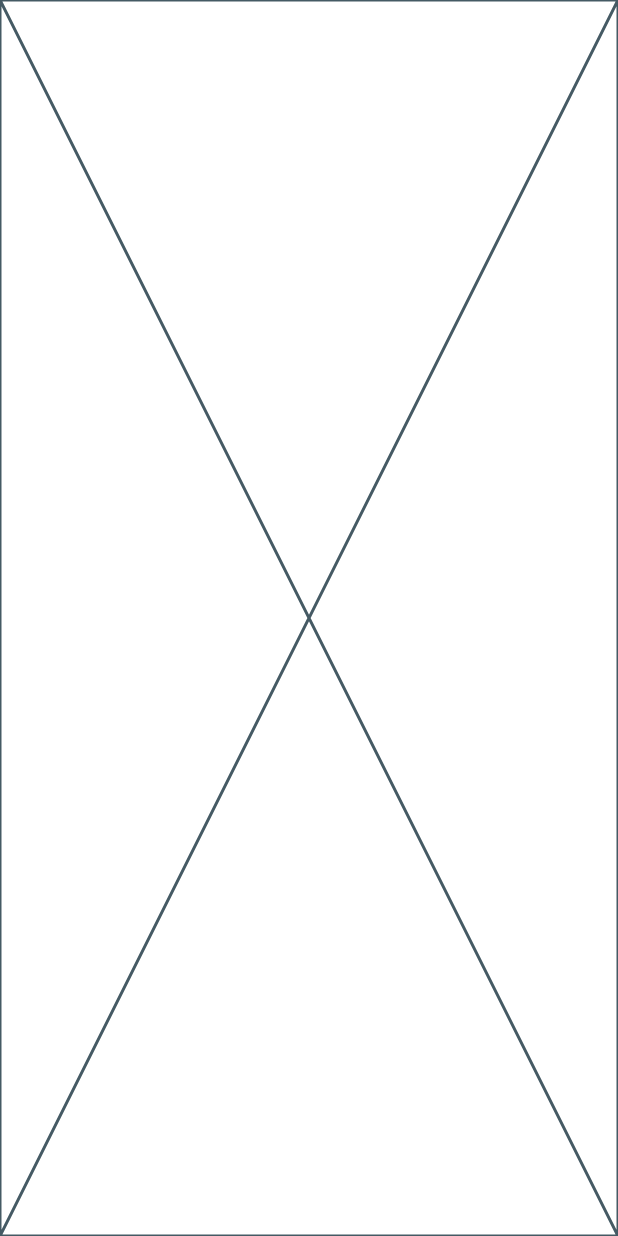
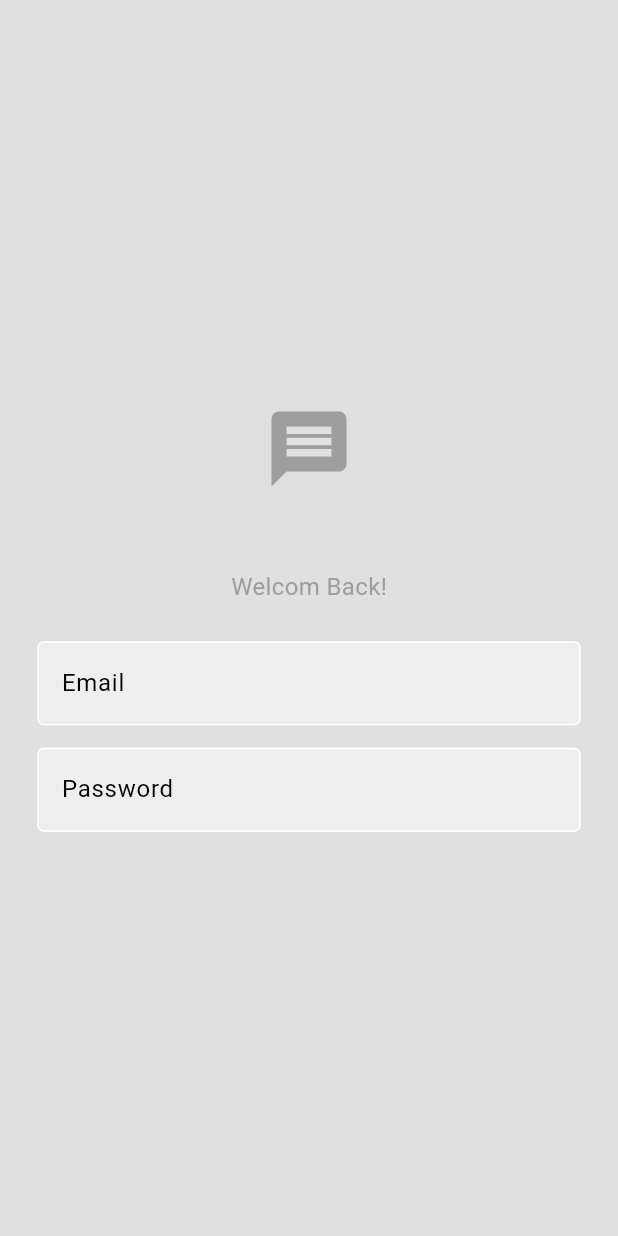
Before and after one commit to SamiDev016/Chat-Application, a Flutter app: the screen it shows after launch, on a phone screen of 412 x 824 dp. Run offline on Flutter 3.47's test engine with Material 3 defaults, Android fonts, the phone set to English and light mode, and no system bars.

Commit message:
login page ... still going

```diff
--- /dev/null
+++ b/lib/components/my_textField.dart
@@ -0,0 +1,28 @@
+import 'package:flutter/material.dart';
+
+class MyTextField extends StatelessWidget {
+  final String title;
+  const MyTextField({super.key,required this.title});
+
+  @override
+  Widget build(BuildContext context) {
+    return Padding(
+      padding: const EdgeInsets.symmetric(horizontal: 25),
+      child: TextField(
+        decoration: InputDecoration(
+          enabledBorder: OutlineInputBorder(
+            borderSide: BorderSide(color: Theme.of(context).colorScheme.tertiary)
+          ),
+          focusedBorder: OutlineInputBorder(
+            borderSide: BorderSide(color: Theme.of(context).colorScheme.primary)
+          ),
+          fillColor: Theme.of(context).colorScheme.secondary,
+          filled: true,
+          hintText: title,
+
+
+        ),
+      ),
+    );
+  }
+}
--- a/lib/login_page.dart
+++ /dev/null
@@ -1,10 +0,0 @@
-import 'package:flutter/material.dart';
-
-class LoginPage extends StatelessWidget {
-  const LoginPage({super.key});
-
-  @override
-  Widget build(BuildContext context) {
-    return const Placeholder();
-  }
-}
--- a/lib/main.dart
+++ b/lib/main.dart
@@ -1,6 +1,7 @@
+import 'package:chat_app/theme/light_theme.dart';
 import 'package:flutter/material.dart';
 
-import 'login_page.dart';
+import 'pages/login_page.dart';
 
 void main() {
   runApp(const MyApp());
@@ -9,11 +10,11 @@ void main() {
 class MyApp extends StatelessWidget {
   const MyApp({super.key});
 
-  // This widget is the root of your application.
   @override
   Widget build(BuildContext context) {
     return MaterialApp(
       debugShowCheckedModeBanner: false,
+      theme: lightMode,
       home: const LoginPage(),
     );
   }
--- /dev/null
+++ b/lib/pages/login_page.dart
@@ -0,0 +1,53 @@
+import 'package:chat_app/components/my_textField.dart';
+import 'package:flutter/material.dart';
+
+class LoginPage extends StatelessWidget {
+  const LoginPage({super.key});
+
+  @override
+  Widget build(BuildContext context) {
+    return Scaffold(
+      backgroundColor: Theme.of(context).colorScheme.background,
+      body: Center(
+        child: Column(
+          mainAxisAlignment: MainAxisAlignment.center,
+          children: [
+            //logo
+            Icon(
+              Icons.message,
+              size: 60,
+              color: Theme.of(context).colorScheme.primary,
+            ),
+            //welcome back message
+            const SizedBox(
+              height: 50,
+            ),
+            Text(
+              "Welcom Back!",
+              style: TextStyle(
+                  fontSize: 16, color: Theme.of(context).colorScheme.primary),
+            ),
+            const SizedBox(
+              height: 25,
+            ),
+            //email textField
+            const MyTextField(
+              title: "Email",
+            ),
+            //pw textField
+            const SizedBox(
+              height: 15,
+            ),
+            const MyTextField(
+              title: "Password",
+            ),
+
+            //login button
+
+            //register now
+          ],
+        ),
+      ),
+    );
+  }
+}
--- /dev/null
+++ b/lib/theme/light_theme.dart
@@ -0,0 +1,12 @@
+import 'package:flutter/material.dart';
+
+ThemeData lightMode = ThemeData(
+  colorScheme: ColorScheme.light(
+    background: Colors.grey.shade300,
+    primary: Colors.grey.shade500,
+    secondary: Colors.grey.shade200,
+    tertiary: Colors.white,
+    inversePrimary: Colors.grey.shade900,
+
+  )
+);
```
